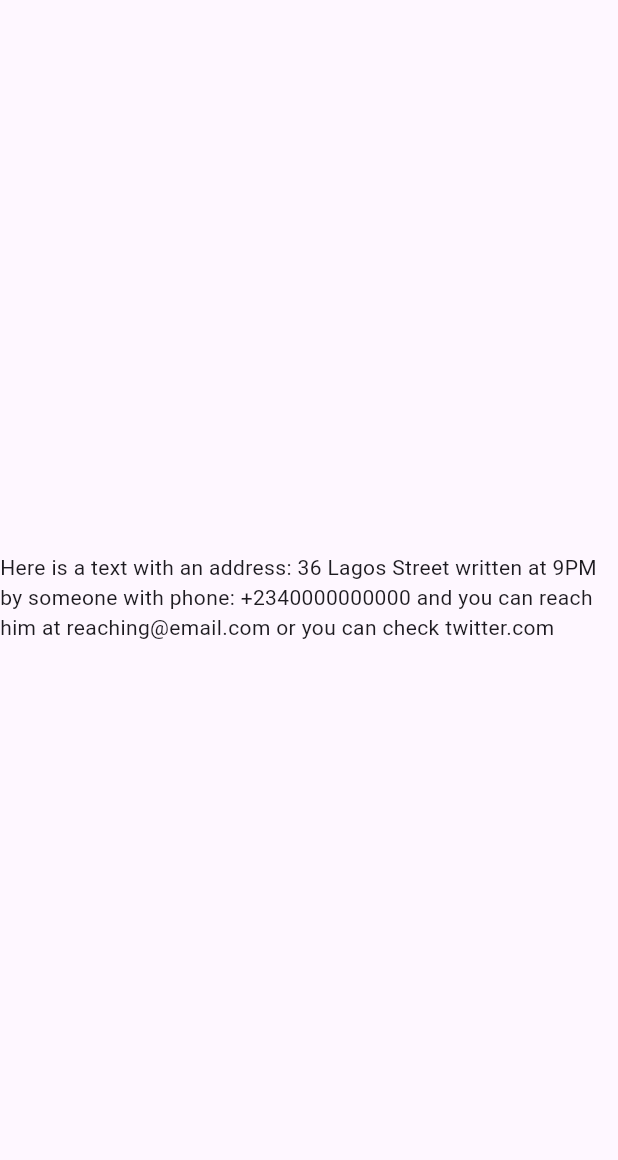
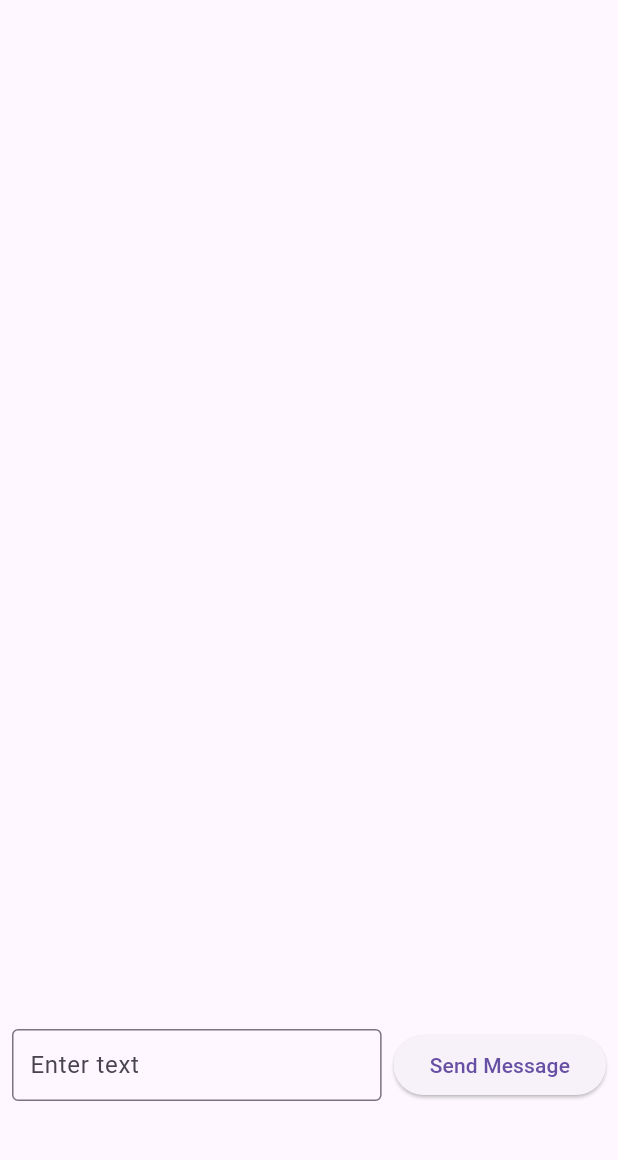
Before and after one commit to developerjamiu/smart-text-flutter, a Flutter app: the screen it shows after launch, on a phone screen of 412 x 824 dp, the part 63-1223 px from its top. Run offline on Flutter 3.47's test engine with Material 3 defaults, Android fonts, the phone set to English and light mode, and no system bars; our stand-ins replace plugin_platform_interface.

Commit message:
chore: add a more elaborate example

```diff
--- a/example/lib/main.dart
+++ b/example/lib/main.dart
@@ -5,21 +5,84 @@ void main() {
   runApp(const SmartTextFlutterExample());
 }
 
-class SmartTextFlutterExample extends StatelessWidget {
+class SmartTextFlutterExample extends StatefulWidget {
   const SmartTextFlutterExample({super.key});
 
   @override
+  State<SmartTextFlutterExample> createState() =>
+      _SmartTextFlutterExampleState();
+}
+
+class _SmartTextFlutterExampleState extends State<SmartTextFlutterExample> {
+  final List<String> messageTexts = [];
+
+  late final _messageController = TextEditingController();
+
+  @override
+  void dispose() {
+    _messageController.dispose();
+    super.dispose();
+  }
+
+  @override
   Widget build(BuildContext context) {
-    const text =
-        'Here is a text with an address: 36 Lagos Street written at 9PM by someone with phone: +2340000000000 and you can reach him at reaching@email.com or you can check twitter.com';
-
     return MaterialApp(
+      debugShowCheckedModeBanner: false,
       home: Scaffold(
         appBar: AppBar(
           title: const Text('Smart Text Flutter'),
         ),
-        body: const Center(
-          child: SmartText(text),
+        body: Column(
+          children: [
+            Expanded(
+              child: ListView.builder(
+                itemCount: messageTexts.length,
+                itemBuilder: (context, index) => Align(
+                  alignment: Alignment.centerLeft,
+                  child: Container(
+                    constraints: BoxConstraints(
+                      maxWidth: MediaQuery.sizeOf(context).width * 0.8,
+                    ),
+                    decoration: BoxDecoration(
+                      borderRadius: BorderRadius.circular(16),
+                      color: Colors.blueGrey.shade50,
+                    ),
+                    padding: const EdgeInsets.all(8),
+                    margin: const EdgeInsets.all(8),
+                    child: SmartText(
+                      messageTexts[index],
+                    ),
+                  ),
+                ),
+              ),
+            ),
+            Padding(
+              padding: const EdgeInsets.all(8.0),
+              child: Row(
+                children: [
+                  Expanded(
+                    child: TextField(
+                      controller: _messageController,
+                      decoration: const InputDecoration(
+                        hintText: 'Enter text',
+                        contentPadding: EdgeInsets.all(8),
+                        border: OutlineInputBorder(),
+                      ),
+                    ),
+                  ),
+                  const SizedBox(width: 8),
+                  ElevatedButton(
+                    onPressed: () {
+                      setState(() => messageTexts.add(_messageController.text));
+                      _messageController.clear();
+                    },
+                    child: const Text('Send Message'),
+                  ),
+                ],
+              ),
+            ),
+            const SizedBox(height: 40),
+          ],
         ),
       ),
     );
```
